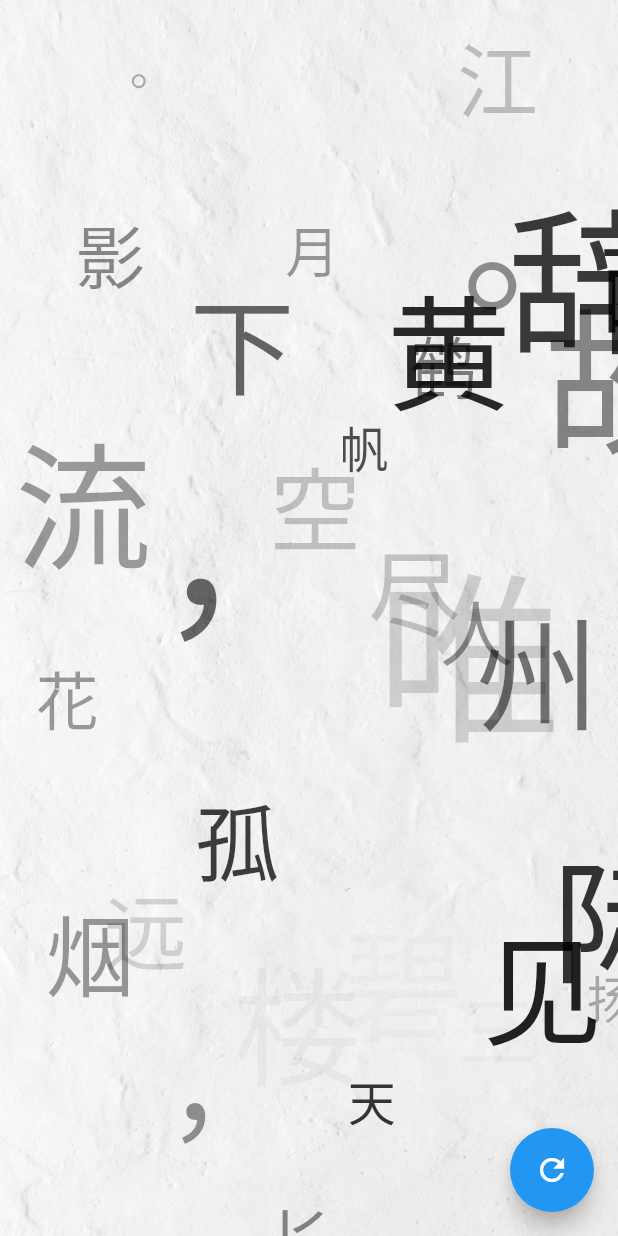
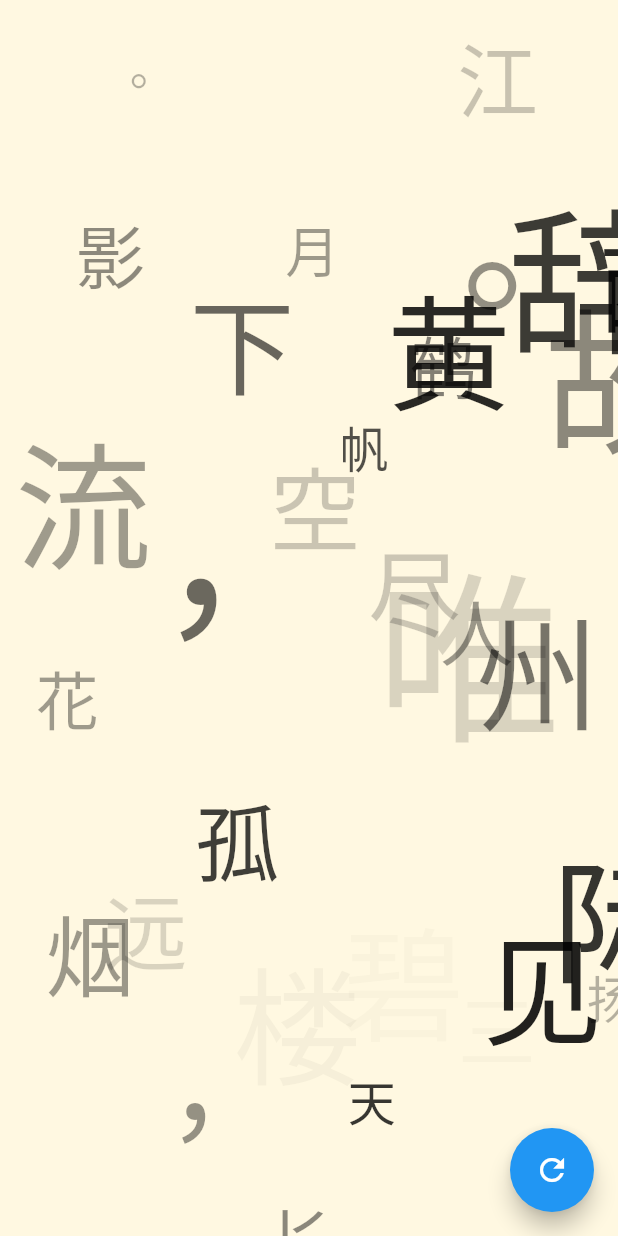
Before and after one commit to InMatrix/ui_as_code_study, a Flutter app: the StackCharacters screen opened directly, on a phone screen of 412 x 824 dp. Run offline on Flutter 3.47's test engine with Material 2 defaults, Android fonts, the phone set to English and light mode, and no system bars.

```diff
--- a/lib/stack_characters.dart
+++ b/lib/stack_characters.dart
@@ -36,13 +36,6 @@ class _StackCharactersState extends State<StackCharacters> {
     List<Widget> stackContent = [
       Container(
         color: Colors.amber.shade50,
-        child: hasBackgroundImage
-            ? Image.asset(
-                "images/paper.jpeg",
-                fit: BoxFit.cover,
-                height: double.infinity,
-              )
-            : null,
       ),
     ];
     for (var char in characters) {
--- a/pubspec.yaml
+++ b/pubspec.yaml
@@ -37,8 +37,6 @@ flutter:
   uses-material-design: true
 
   # To add assets to your application, add an assets section, like this:
-  assets:
-    - images/paper.jpeg
 
   # An image asset can refer to one or more resolution-specific "variants", see
   # https://flutter.io/assets-and-images/#resolution-aware.
```
Also changed, not shown: images/paper.jpeg (deleted).
